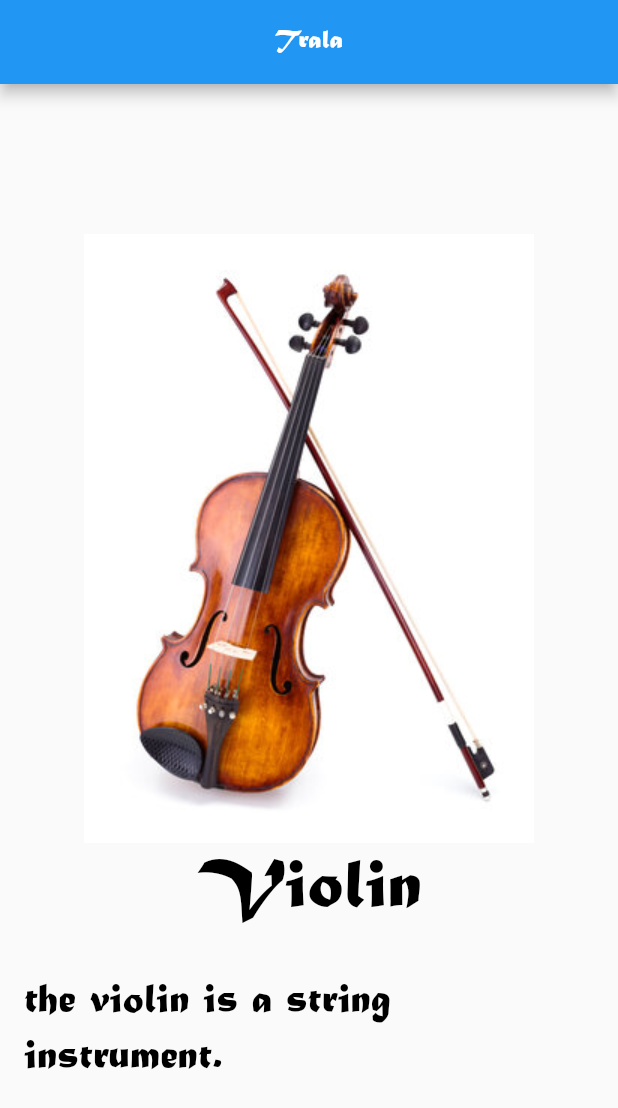
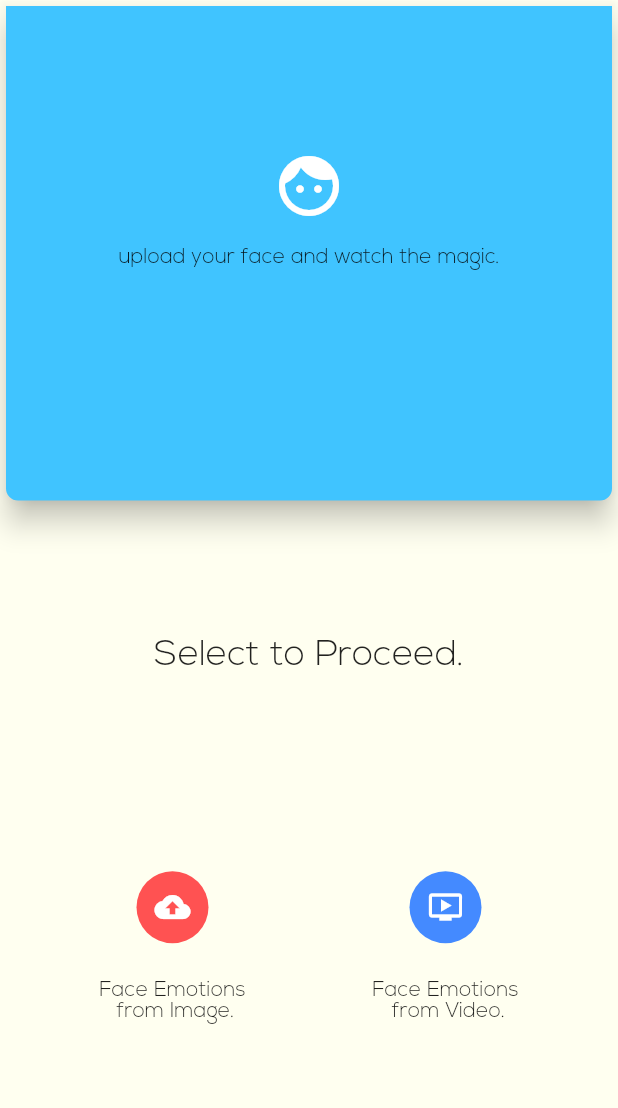
Before and after one commit to xdagee/gbv_app, a Flutter app: the screen it shows after launch, on a phone screen of 412 x 824 dp. Shown: the top 1108 px of the screen. Run offline on Flutter 3.47's test engine with Material 2 defaults, Android fonts, the phone set to English and light mode, and no system bars; our stand-ins replace google_fonts, image_picker.

Commit message:
new UI for the face.
new UI for the face following the concept from ....

```diff
--- a/lib/app.dart
+++ b/lib/app.dart
@@ -1,28 +1,51 @@
 import 'package:flutter/material.dart';
+
 import 'package:gbvapp/home.dart';
+import 'package:gbvapp/home.2.dart';
+import 'package:gbvapp/photo.emo.dart';
+import 'package:gbvapp/video.emo.dart';
 
-class Trala extends StatelessWidget {
+class Gbv extends StatelessWidget {
   // This widget is the root of your application.
   @override
   Widget build(BuildContext context) {
     return MaterialApp(
       debugShowCheckedModeBanner: false,
-      title: 'Flutter Demo',
-      theme: ThemeData(
-        // This is the theme of your application.
-        //
-        // Try running your application with "flutter run". You'll see the
-        // application has a blue toolbar. Then, without quitting the app, try
-        // changing the primarySwatch below to Colors.green and then invoke
-        // "hot reload" (press "r" in the console where you ran "flutter run",
-        // or simply save your changes to "hot reload" in a Flutter IDE).
-        // Notice that the counter didn't reset back to zero; the application
-        // is not restarted.
-        primarySwatch: Colors.purple,
-        // Color(#0xFF FF FF FF);
-        // red green blue
-      ),
-      home: MyHomePage(),
+      title: 'Gbv',
+      theme: _kthemedata,
+      home: HomeScren(),
+      initialRoute: '/',
+      onGenerateRoute: _getRoute,
+      routes: <String, WidgetBuilder>{
+        '/home': (BuildContext context) => MyHomePage(),
+        '/home.2': (BuildContext context) => HomeScren(),
+        '/photo.emo': (BuildContext context) => PhotoEmo(),
+        '/video.emo': (BuildContext context) => VideoEmo(),
+      },
+    );
+  }
+
+  Route<dynamic> _getRoute(RouteSettings settings) {
+    if (settings.name != '/') {
+      return null;
+    }
+    return MaterialPageRoute<void>(
+      settings: settings,
+      builder: (BuildContext context) => HomeScren(),
+      fullscreenDialog: true,
     );
   }
 }
+
+final ThemeData _kthemedata = _buildThemeData();
+
+ThemeData _buildThemeData() {
+  final ThemeData base = ThemeData.light();
+  return base.copyWith(
+    textTheme: _buildTextTheme(base.textTheme),
+  );
+}
+
+TextTheme _buildTextTheme(TextTheme base) {
+  return base.copyWith().apply(fontFamily: 'Nexa');
+}
--- /dev/null
+++ b/lib/home.2.dart
@@ -0,0 +1,147 @@
+import 'package:flutter/material.dart';
+import 'package:gbvapp/photo.emo.dart';
+import 'package:gbvapp/video.emo.dart';
+
+class HomeScren extends StatelessWidget {
+  @override
+  Widget build(BuildContext context) {
+    double width = MediaQuery.of(context).size.width;
+    double height = MediaQuery.of(context).size.height;
+    return Scaffold(
+      backgroundColor: Color(0xFFFFFFF0),
+      body: SafeArea(
+        child: Column(
+          children: <Widget>[
+            Card(
+              clipBehavior: Clip.antiAlias,
+              color: Colors.lightBlueAccent,
+              elevation: 8.0,
+              shape: RoundedRectangleBorder(
+                borderRadius: BorderRadius.only(
+                  bottomLeft: Radius.circular(8.0),
+                  bottomRight: Radius.circular(8.0),
+                ),
+              ),
+              child: Container(
+                width: width,
+                height: height / 2.5,
+                padding: EdgeInsets.only(top: 96.0),
+                alignment: Alignment.center,
+                child: Column(
+                  children: <Widget>[
+                    Icon(
+                      Icons.face,
+                      color: Colors.white,
+                      size: 48,
+                    ),
+                    SizedBox(
+                      height: 16.0,
+                    ),
+                    Text(
+                      "upload your face and watch the magic.",
+                      maxLines: 1,
+                    ),
+                  ],
+                ),
+              ),
+            ),
+
+            // actions
+            Expanded(
+              flex: 2,
+              child: Padding(
+                padding: const EdgeInsets.all(24.0),
+                child: Column(
+                  children: <Widget>[
+                    Expanded(
+                      child: Padding(
+                        padding: const EdgeInsets.all(64.0),
+                        child: Text(
+                          'Select to Proceed.',
+                          maxLines: 1,
+                          style: Theme.of(context).textTheme.headline,
+                        ),
+                      ),
+                    ),
+                    Expanded(
+                      child: Row(
+                        children: <Widget>[
+                          Expanded(
+                            child: Column(
+                              children: <Widget>[
+                                Container(
+                                  decoration: BoxDecoration(
+                                    shape: BoxShape.circle,
+                                    color: Colors.redAccent,
+                                  ),
+                                  child: IconButton(
+                                    icon: Icon(
+                                      Icons.cloud_upload,
+                                      color: Colors.white,
+                                    ),
+                                    onPressed: () {
+                                      Navigator.of(context).push(
+                                        MaterialPageRoute(
+                                          builder: (context) => PhotoEmo(),
+                                        ),
+                                      );
+                                    },
+                                  ),
+                                ),
+                                SizedBox(
+                                  height: 24.0,
+                                ),
+                                Text(
+                                  "Face Emotions \n from Image.",
+                                  maxLines: 2,
+                                  textAlign: TextAlign.center,
+                                ),
+                              ],
+                            ),
+                          ),
+                          Expanded(
+                            child: Column(
+                              children: <Widget>[
+                                Container(
+                                  decoration: BoxDecoration(
+                                    shape: BoxShape.circle,
+                                    color: Colors.blueAccent,
+                                  ),
+                                  child: IconButton(
+                                    icon: Icon(
+                                      Icons.ondemand_video,
+                                      color: Colors.white,
+                                    ),
+                                    onPressed: () {
+                                      Navigator.of(context).push(
+                                        MaterialPageRoute(
+                                          builder: (context) => VideoEmo(),
+                                        ),
+                                      );
+                                    },
+                                  ),
+                                ),
+                                SizedBox(
+                                  height: 24.0,
+                                ),
+                                Text(
+                                  "Face Emotions \n from Video.",
+                                  maxLines: 2,
+                                  textAlign: TextAlign.center,
+                                ),
+                              ],
+                            ),
+                          ),
+                        ],
+                      ),
+                    ),
+                  ],
+                ),
+              ),
+            ),
+          ],
+        ),
+      ),
+    );
+  }
+}
--- a/lib/main.dart
+++ b/lib/main.dart
@@ -3,20 +3,4 @@ import 'package:gbvapp/app.dart';
 
 // this is a comment
 // so this is the entry point (to any flutter application)
-void main() => runApp(Trala());
-
-// MyApp is a class and the class name is MyApp
-// all classes should start with a capital letter, nospaces Pockt
-
-// this is a function
-// void main();
-// void ama();
-
-// => this is called arrow
-// runApp(it needs some parameters)
-
-
-// root
-// MaterialApp
-// Scafold
-// widgets...
+void main() => runApp(Gbv());
```
Also changed, not shown: lib/home.dart (+8 -0 lines), lib/photo.emo.dart (added, +109 -0 lines), lib/video.emo.dart (added, +106 -0 lines), pubspec.yaml (+6 -6 lines), fonts/NexaBold.otf (added), fonts/NexaLight.otf (added), 3 other files.
